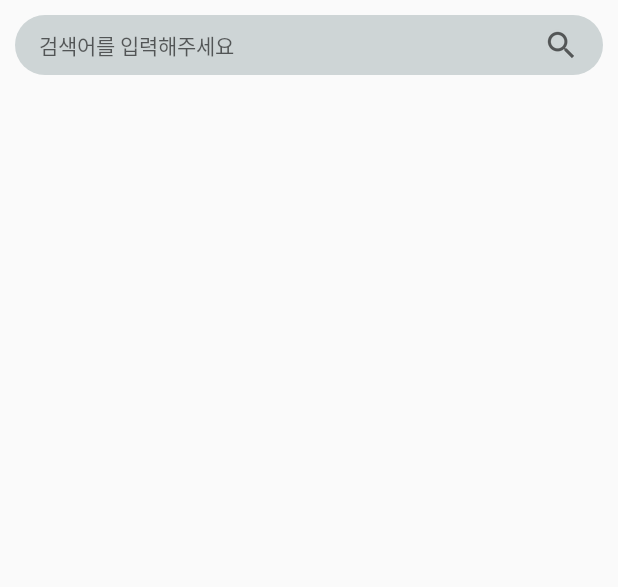
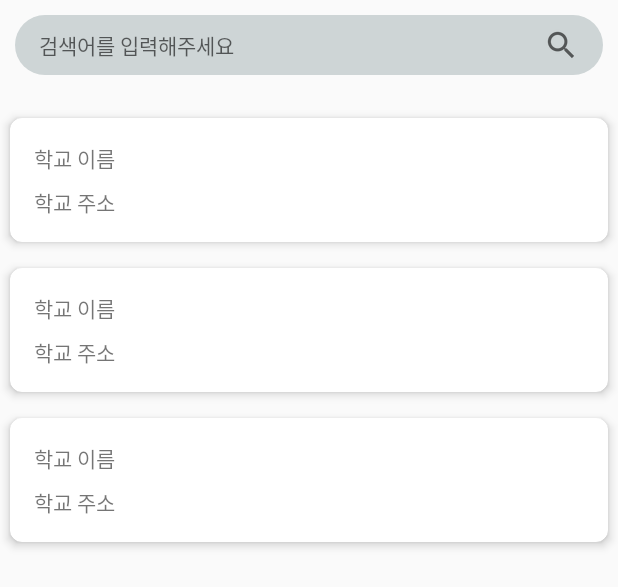
Before and after one commit to ParkJin0318/School_Food_Android, an Android app: the layout activity_search.xml on its own in the app's theme, with its tools: preview values and no code run, on a phone screen of 412 x 824 dp. Shown: the top 587 px of the screen. Run offline under Robolectric (Android 15) with nearby library versions, the phone set to English and light mode, and no system bars.

Commit message:
[ADD] School_Information
학교 검색 기능 추가

```diff
--- a/domain/src/main/java/com/meals/domain/model/Meal.kt
+++ b/domain/src/main/java/com/meals/domain/model/Meal.kt
@@ -1,5 +1,5 @@
 package com.meals.domain.model
 
 data class Meal(
-    val meals: List<String>
+    val meals: ArrayList<String>
 )
--- a/presentation/src/main/java/com/meals/school_food/di/ViewModelModule.kt
+++ b/presentation/src/main/java/com/meals/school_food/di/ViewModelModule.kt
@@ -12,5 +12,5 @@ val viewModelModule = module {
     viewModel { MealViewModel(androidApplication(), get()) }
     viewModel { AddressViewModel(get()) }
     viewModel { ScheduleViewModel(get()) }
-    viewModel { SearchViewModel() }
+    viewModel { SearchViewModel(get()) }
 }
--- a/presentation/src/main/java/com/meals/school_food/widget/extension/ActivityExtension.kt
+++ b/presentation/src/main/java/com/meals/school_food/widget/extension/ActivityExtension.kt
@@ -11,7 +11,7 @@ fun AppCompatActivity.lightStatusBar() {
 }
 
 fun AppCompatActivity.startActivity(activity: Class<*>) {
-    startActivity(Intent(this, activity).addFlags(Intent.FLAG_ACTIVITY_SINGLE_TOP))
+    startActivity(Intent(this, activity).addFlags(Intent.FLAG_ACTIVITY_CLEAR_TOP))
 }
 
 fun AppCompatActivity.toast(text : Int) {
--- a/presentation/src/main/java/com/meals/school_food/widget/extension/FragmentExtension.kt
+++ b/presentation/src/main/java/com/meals/school_food/widget/extension/FragmentExtension.kt
@@ -13,5 +13,5 @@ fun Fragment.toast(message: Int) {
 }
 
 fun Fragment.startActivity(activity: Class<*>) {
-    startActivity(Intent(context!!.applicationContext, activity).addFlags(Intent.FLAG_ACTIVITY_SINGLE_TOP))
+    startActivity(Intent(context!!.applicationContext, activity).addFlags(Intent.FLAG_ACTIVITY_CLEAR_TOP))
 }
--- a/presentation/src/main/java/com/meals/school_food/widget/recyclerview/MealItemViewModel.kt
+++ b/presentation/src/main/java/com/meals/school_food/widget/recyclerview/viewmodel/MealItemViewModel.kt
@@ -1,9 +1,9 @@
-package com.meals.school_food.widget.recyclerview
+package com.meals.school_food.widget.recyclerview.viewmodel
 
 import androidx.lifecycle.MutableLiveData
-import com.meals.school_food.base.BaseViewModel
+import androidx.lifecycle.ViewModel
 
-class MealItemViewModel : BaseViewModel() {
+class MealItemViewModel : ViewModel() {
 
     val meal = MutableLiveData<String>()
 
--- a/presentation/src/main/res/layout/activity_search.xml
+++ b/presentation/src/main/res/layout/activity_search.xml
@@ -29,22 +29,33 @@
                 android:layout_width="wrap_content"
                 android:layout_height="wrap_content"
                 android:layout_marginEnd="16dp"
+                android:onClick="@{()->viewModel.searchClick()}"
                 android:src="?android:attr/actionModeWebSearchDrawable"
                 app:layout_constraintBottom_toBottomOf="parent"
                 app:layout_constraintEnd_toEndOf="parent"
                 app:layout_constraintTop_toTopOf="parent" />
 
             <EditText
-                android:id="@+id/textView2"
+                android:id="@+id/te_address"
                 android:layout_width="wrap_content"
                 android:layout_height="wrap_content"
                 android:layout_marginStart="16dp"
-                android:hint="@string/input_word"
+                android:hint="@string/input_search_word"
+                android:singleLine="true"
+                android:text="@={viewModel.word}"
                 android:textSize="14dp"
                 android:background="@null"
                 app:layout_constraintBottom_toBottomOf="parent"
                 app:layout_constraintStart_toStartOf="parent"
                 app:layout_constraintTop_toTopOf="parent" />
         </androidx.constraintlayout.widget.ConstraintLayout>
+
+        <androidx.recyclerview.widget.RecyclerView
+            android:layout_width="match_parent"
+            android:layout_height="match_parent"
+            android:layout_marginTop="70dp"
+            app:adapter="@{viewModel.schoolAdapter}"
+            app:layoutManager="androidx.recyclerview.widget.LinearLayoutManager"
+            tools:listitem="@layout/item_school"/>
     </androidx.constraintlayout.widget.ConstraintLayout>
 </layout>
--- /dev/null
+++ b/presentation/src/main/res/layout/item_school.xml
@@ -0,0 +1,94 @@
+<?xml version="1.0" encoding="utf-8"?>
+<layout xmlns:tools="http://schemas.android.com/tools"
+    xmlns:app="http://schemas.android.com/apk/res-auto"
+    xmlns:android="http://schemas.android.com/apk/res/android">
+
+    <data>
+        <variable
+            name="viewModel"
+            type="com.meals.school_food.widget.recyclerview.viewmodel.SchoolItemViewModel"/>
+    </data>
+
+    <androidx.constraintlayout.widget.ConstraintLayout
+        android:layout_width="match_parent"
+        android:layout_height="100dp">
+
+        <androidx.cardview.widget.CardView
+            android:layout_width="match_parent"
+            android:layout_height="match_parent"
+            app:cardCornerRadius="8dp"
+            app:cardElevation="4dp"
+            app:cardUseCompatPadding="true">
+
+            <androidx.constraintlayout.widget.ConstraintLayout
+                android:layout_width="match_parent"
+                android:layout_height="match_parent">
+
+                <androidx.constraintlayout.widget.ConstraintLayout
+                    android:layout_width="100dp"
+                    android:layout_height="match_parent"
+                    app:layout_constraintBottom_toBottomOf="parent"
+                    app:layout_constraintStart_toStartOf="parent"
+                    app:layout_constraintTop_toTopOf="parent">
+
+                    <TextView
+                        android:id="@+id/textView8"
+                        android:layout_width="wrap_content"
+                        android:layout_height="wrap_content"
+                        android:layout_marginStart="16dp"
+                        android:layout_marginTop="16dp"
+                        android:text="@string/school_name"
+                        app:layout_constraintStart_toStartOf="parent"
+                        app:layout_constraintTop_toTopOf="parent" />
+
+                    <TextView
+                        android:id="@+id/textView9"
+                        android:layout_width="wrap_content"
+                        android:layout_height="wrap_content"
+                        android:layout_marginStart="16dp"
+                        android:layout_marginBottom="16dp"
+                        android:text="@string/title_address"
+                        app:layout_constraintBottom_toBottomOf="parent"
+                        app:layout_constraintStart_toStartOf="parent" />
+                </androidx.constraintlayout.widget.ConstraintLayout>
+
+                <androidx.constraintlayout.widget.ConstraintLayout
+                    android:layout_width="match_parent"
+                    android:layout_height="match_parent"
+                    android:layout_marginStart="100dp"
+                    app:layout_constraintStart_toStartOf="parent">
+
+                    <TextView
+                        android:id="@+id/te_name"
+                        android:layout_width="wrap_content"
+                        android:layout_height="wrap_content"
+                        android:layout_marginTop="16dp"
+                        android:text="@{viewModel.name}"
+                        android:singleLine="true"
+                        android:background="@null"
+                        android:ellipsize="marquee"
+                        android:focusable="true"
+                        android:focusableInTouchMode="true"
+                        app:layout_constraintEnd_toEndOf="parent"
+                        app:layout_constraintStart_toStartOf="parent"
+                        app:layout_constraintTop_toTopOf="parent" />
+
+                    <TextView
+                        android:id="@+id/te_address"
+                        android:layout_width="wrap_content"
+                        android:layout_height="wrap_content"
+                        android:layout_marginBottom="16dp"
+                        android:text="@{viewModel.address}"
+                        android:singleLine="true"
+                        android:background="@null"
+                        android:ellipsize="marquee"
+                        android:focusable="true"
+                        android:focusableInTouchMode="true"
+                        app:layout_constraintBottom_toBottomOf="parent"
+                        app:layout_constraintEnd_toEndOf="parent"
+                        app:layout_constraintStart_toStartOf="parent" />
+                </androidx.constraintlayout.widget.ConstraintLayout>
+            </androidx.constraintlayout.widget.ConstraintLayout>
+        </androidx.cardview.widget.CardView>
+    </androidx.constraintlayout.widget.ConstraintLayout>
+</layout>
--- a/presentation/src/main/res/values/strings.xml
+++ b/presentation/src/main/res/values/strings.xml
@@ -2,14 +2,16 @@
     <string name="app_name">School Food</string>
 
     <string name="title_meal">급식</string>
-    <string name="title_address">학교주소</string>
-    <string name="title_schedule">학사일정</string>
+    <string name="title_address">학교 주소</string>
+    <string name="title_schedule">학사 일정</string>
+
+    <string name="school_name">학교 이름</string>
 
     <string name="morning">아침</string>
     <string name="lunch">점심</string>
     <string name="diner">저녁</string>
 
-    <string name="input_word">검색어를 입력해주세요</string>
+    <string name="input_search_word">검색어를 입력해주세요</string>
     <string name="select_school">학교를 선택해주세요</string>
     <string name="select_error">선택된 학교가 없습니다</string>
 </resources>
```
Also changed, not shown: data/src/main/java/com/meals/data/util/SharedPreferenceManager.kt (+16 -3 lines), presentation/src/main/java/com/meals/school_food/view/activity/SearchActivity.kt (+11 -2 lines), presentation/src/main/java/com/meals/school_food/viewmodel/MealViewModel.kt (+28 -14 lines), presentation/src/main/java/com/meals/school_food/viewmodel/SearchViewModel.kt (+41 -1 lines), presentation/src/main/java/com/meals/school_food/widget/recyclerview/adapter/MealAdapter.kt (renamed from presentation/src/main/java/com/meals/school_food/widget/recyclerview/MealAdapter.kt, +10 -2 lines), presentation/src/main/java/com/meals/school_food/widget/recyclerview/adapter/SchoolAdapter.kt (added, +58 -0 lines), presentation/src/main/java/com/meals/school_food/widget/recyclerview/viewmodel/SchoolItemViewModel.kt (added, +16 -0 lines), presentation/src/main/res/layout/fragment_meal.xml (+22 -2 lines), presentation/src/main/res/layout/item_meal.xml (+4 -5 lines).
